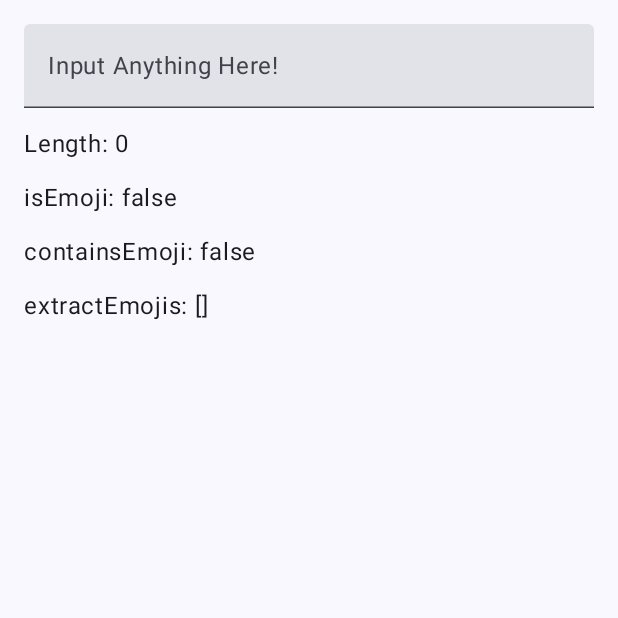
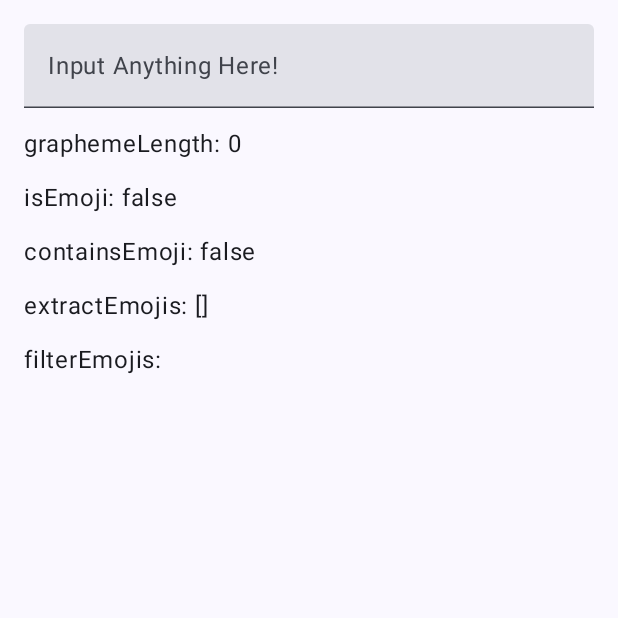
Before and after one commit to chattymin/Pebble, an Android app built with Jetpack Compose: the screen it shows after launch (MainActivity), on a phone screen of 412 x 824 dp, the top half of it. Run offline under Robolectric (Android 15) with nearby library versions, the phone set to English and light mode, and no system bars.

Commit message:
apply filterEmojis at sample

```diff
--- a/app/src/main/java/com/chattymin/textgrapheme/MainActivity.kt
+++ b/app/src/main/java/com/chattymin/textgrapheme/MainActivity.kt
@@ -22,6 +22,7 @@ import androidx.compose.ui.Modifier
 import androidx.compose.ui.unit.dp
 import com.chattymin.pebble.containsEmoji
 import com.chattymin.pebble.extractEmojis
+import com.chattymin.pebble.filterEmojis
 import com.chattymin.pebble.graphemeLength
 import com.chattymin.pebble.isEmoji
 import com.chattymin.textgrapheme.ui.theme.TextGraphemeTheme
@@ -57,7 +58,7 @@ class MainActivity : ComponentActivity() {
                         )
 
                         Text(
-                            text = "Length: ${text.graphemeLength}"
+                            text = "graphemeLength: ${text.graphemeLength}"
                         )
 
                         Text(
@@ -71,6 +72,10 @@ class MainActivity : ComponentActivity() {
                         Text(
                             text = "extractEmojis: ${text.extractEmojis()}",
                         )
+
+                        Text(
+                            text = "filterEmojis: ${text.filterEmojis()}",
+                        )
                     }
                 }
             }
```
